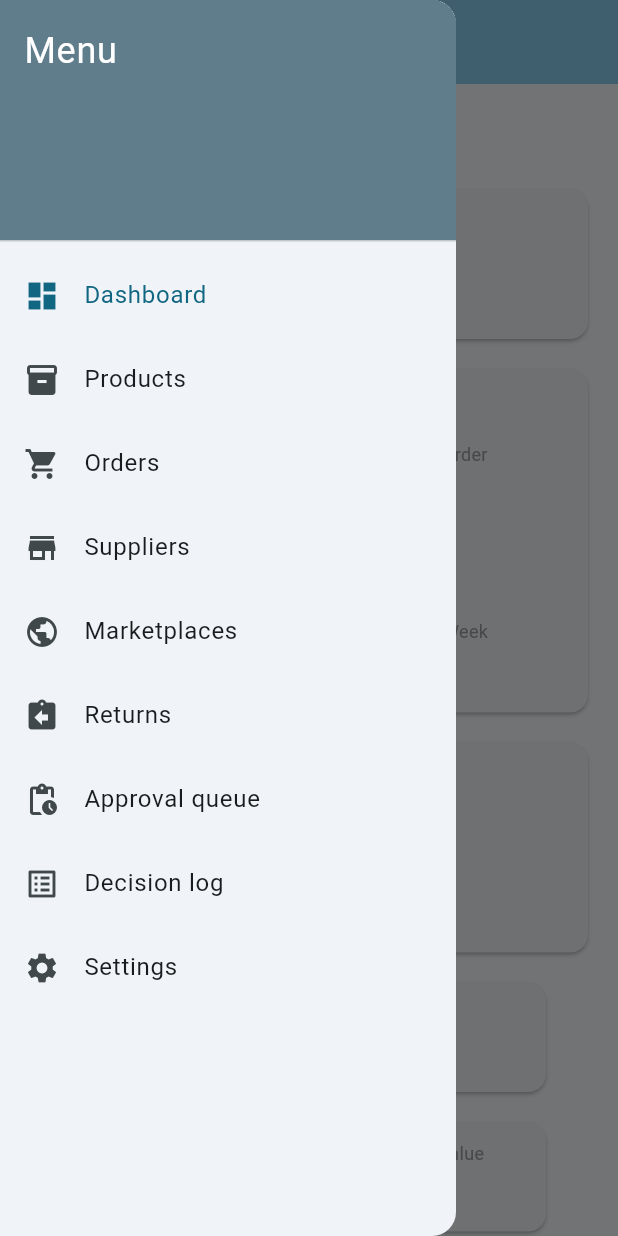
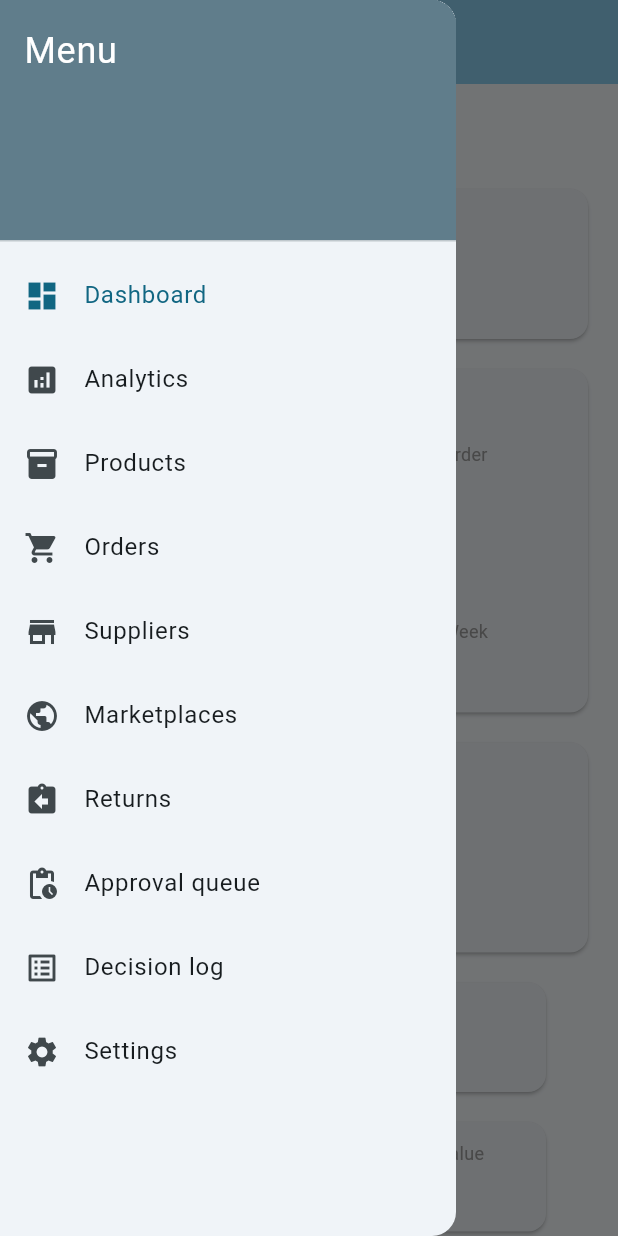
Before and after one commit to JurassicAlbert/jurassic_dropshipping, a Flutter app: the screen it shows after launch, with the side drawer open, on a phone screen of 412 x 824 dp. Run offline on Flutter 3.47's test engine with Material 3 defaults, Android fonts, the phone set to English and light mode, and no system bars; our stand-ins replace dio, drift, fl_chart, flutter_riverpod, flutter_secure_storage, freezed_annotation and 4 more; accounts and stored records are empty; generated files the repository leaves out were written again.

Commit message:
Wire Analytics into navigation and router

```diff
--- a/lib/app_router.dart
+++ b/lib/app_router.dart
@@ -5,6 +5,7 @@ import 'package:jurassic_dropshipping/features/decision_log/decision_log_screen.
 import 'package:jurassic_dropshipping/features/orders/orders_screen.dart';
 import 'package:jurassic_dropshipping/features/products/products_screen.dart';
 import 'package:jurassic_dropshipping/features/settings/settings_screen.dart';
+import 'package:jurassic_dropshipping/features/analytics/analytics_screen.dart';
 import 'package:jurassic_dropshipping/features/shell/shell_screen.dart';
 import 'package:jurassic_dropshipping/features/suppliers/suppliers_screen.dart';
 import 'package:jurassic_dropshipping/features/marketplaces/marketplaces_screen.dart';
@@ -17,6 +18,7 @@ final goRouter = GoRouter(
       builder: (context, state, child) => ShellScreen(child: child),
       routes: [
         GoRoute(path: '/dashboard', builder: (context, state) => const DashboardScreen()),
+        GoRoute(path: '/analytics', builder: (context, state) => const AnalyticsScreen()),
         GoRoute(path: '/products', builder: (context, state) => const ProductsScreen()),
         GoRoute(path: '/orders', builder: (context, state) => const OrdersScreen()),
         GoRoute(path: '/suppliers', builder: (context, state) => const SuppliersScreen()),
--- a/lib/features/shell/shell_screen.dart
+++ b/lib/features/shell/shell_screen.dart
@@ -11,6 +11,7 @@ class ShellScreen extends StatelessWidget {
     final current = GoRouterState.of(context).uri.path;
     final navItems = [
       (route: '/dashboard', label: 'Dashboard', icon: Icons.dashboard),
+      (route: '/analytics', label: 'Analytics', icon: Icons.analytics),
       (route: '/products', label: 'Products', icon: Icons.inventory_2),
       (route: '/orders', label: 'Orders', icon: Icons.shopping_cart),
       (route: '/suppliers', label: 'Suppliers', icon: Icons.store),
@@ -68,6 +69,7 @@ class ShellScreen extends StatelessWidget {
                   extended: width >= 800,
                   destinations: const [
                     NavigationRailDestination(icon: Icon(Icons.dashboard), label: Text('Dashboard')),
+                    NavigationRailDestination(icon: Icon(Icons.analytics), label: Text('Analytics')),
                     NavigationRailDestination(icon: Icon(Icons.inventory_2), label: Text('Products')),
                     NavigationRailDestination(icon: Icon(Icons.shopping_cart), label: Text('Orders')),
                     NavigationRailDestination(icon: Icon(Icons.store), label: Text('Suppliers')),
@@ -91,6 +93,7 @@ class ShellScreen extends StatelessWidget {
   int _selectedIndex(String path) {
     final routes = [
       '/dashboard',
+      '/analytics',
       '/products',
       '/orders',
       '/suppliers',
@@ -107,6 +110,7 @@ class ShellScreen extends StatelessWidget {
   String _routeAt(int index) {
     return [
       '/dashboard',
+      '/analytics',
       '/products',
       '/orders',
       '/suppliers',
```
